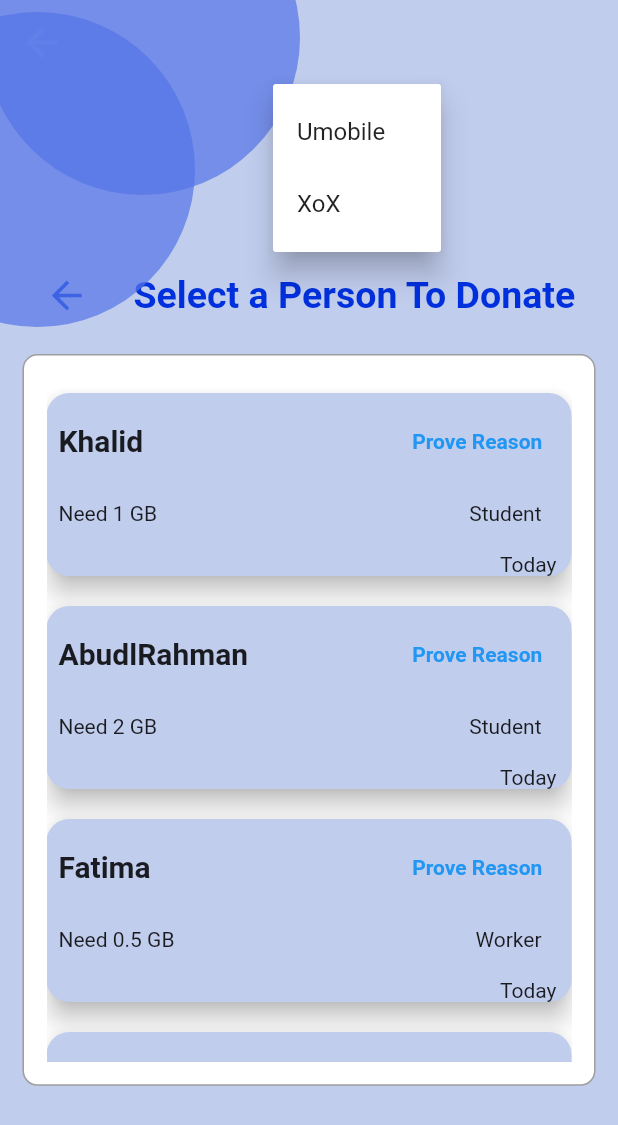
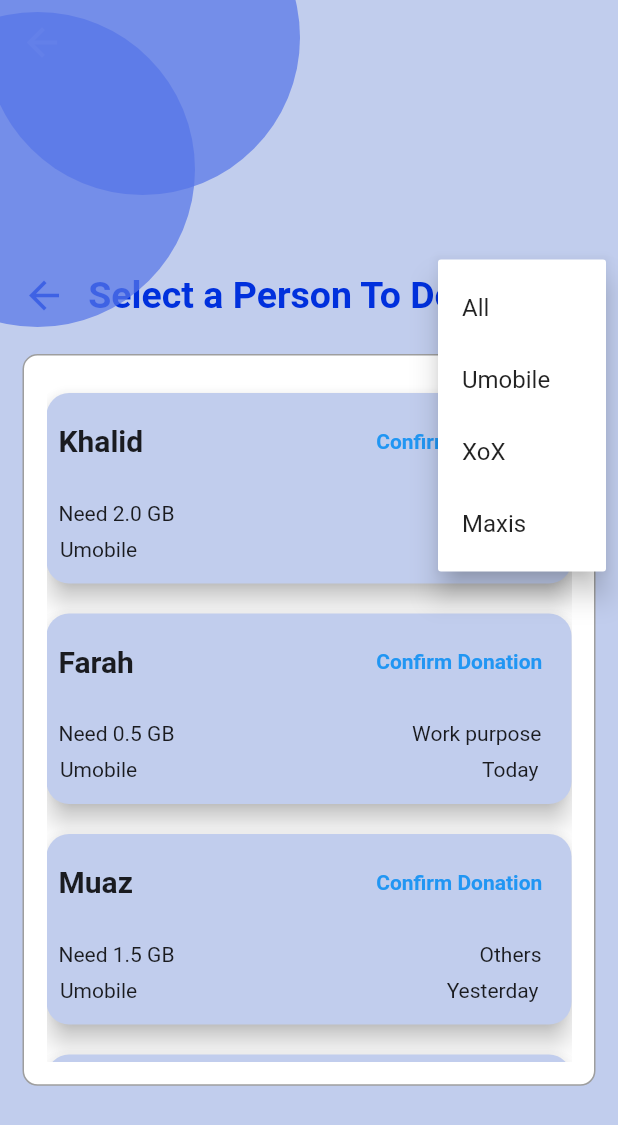
Before and after one commit to bakhadher852/Date_Alkhair_FYP, a Flutter app: the DonatePage screen opened by its route, after a tap on the "more vert" icon, on a phone screen of 412 x 824 dp. Shown: the top 1125 px of the screen. Run offline on Flutter 3.47's test engine with Material 2 defaults, Android fonts, the phone set to English and light mode, and no system bars; network calls fail.

Commit message:
new feature added

```diff
--- /dev/null
+++ b/lib/model/person.dart
@@ -0,0 +1,16 @@
+class Person {
+  late final String company;
+  final String name;
+  final String Reason;
+  final double GB;
+  final String date;
+
+  Person(
+      {required this.company,
+      required this.name,
+      required this.Reason,
+      required this.GB,
+      required this.date});
+}
+
+// --------------------------------------------------------------------
--- a/lib/screen/Home_page.dart
+++ b/lib/screen/Home_page.dart
@@ -118,7 +118,7 @@ class _HomePageState extends State<HomePage> {
                       onPressed: () {
                         Navigator.of(context).push(
                           MaterialPageRoute(
-                            builder: (context) => const DonatePage(),
+                            builder: (context) => DonatePage(),
                           ),
                         );
                       },
--- a/lib/screen/RequestPage.dart
+++ b/lib/screen/RequestPage.dart
@@ -9,15 +9,17 @@ class RequestPage extends StatefulWidget {
 }
 
 class _RequestPageState extends State<RequestPage> {
+  //Varibles has the value that user select
   double _currentSliderValue = 0;
-  var dropdownReasonValue;
+  String? dropdownReasonValue;
+  String? companyNameSelected;
   List<String> ReasonsList = [
-    'For study study',
+    'For study ',
     'Social media',
     'Work purpose',
     'Others'
   ];
-  List<String> CompanyName = [];
+  List<String> CompanyName = ['Umobile', 'Maxis', 'XoX'];
   @override
   Widget build(BuildContext context) {
     var AppbarHeight = AppBar().preferredSize.height;
@@ -146,7 +148,7 @@ class _RequestPageState extends State<RequestPage> {
                     elevation: 20,
                     icon: const Icon(Icons.arrow_drop_down_circle_outlined,
                         color: Color(0xff0030DD)),
-                    items: ReasonsList.map<DropdownMenuItem<String>>((value) {
+                    items: CompanyName.map<DropdownMenuItem<String>>((value) {
                       return DropdownMenuItem<String>(
                         value: value,
                         child: Padding(
@@ -161,7 +163,7 @@ class _RequestPageState extends State<RequestPage> {
                     }).toList(),
                     onChanged: (value) {
                       setState(() {
-                        dropdownReasonValue = value!;
+                        companyNameSelected = value!;
                       });
                     },
                   ),
--- a/lib/screen/donatePage.dart
+++ b/lib/screen/donatePage.dart
@@ -1,11 +1,10 @@
+// ignore_for_file: public_member_api_docs, sort_constructors_first
 // ignore_for_file: prefer_const_literals_to_create_immutables, non_constant_identifier_names
 
+import 'package:date_alkhair/screen/donatePageGrid.dart';
 import 'package:flutter/material.dart';
 
-enum FilterOptions {
-  Umobile,
-  XoX,
-}
+enum FilterOptions { All, Umobile, XoX, Maxis }
 
 class DonatePage extends StatefulWidget {
   static const routeName = '/DonatePage';
@@ -16,8 +15,170 @@ class DonatePage extends StatefulWidget {
 }
 
 class _DonatePageState extends State<DonatePage> {
+  List pepolListFiltered = [];
+  final List pepolList = [
+    {
+      'company': 'Umobile',
+      'name': 'Khalid',
+      'Reason': 'For study',
+      'GB': 2.0,
+      'date': 'Today'
+    },
+    {
+      'company': 'Umobile',
+      'name': 'Farah ',
+      'Reason': 'Work purpose',
+      'GB': 0.5,
+      'date': 'Today'
+    },
+    {
+      'company': 'Umobile',
+      'name': 'Muaz ',
+      'Reason': 'Others',
+      'GB': 1.5,
+      'date': 'Yesterday'
+    },
+    {
+      'company': 'Umobile',
+      'name': 'Jalal ',
+      'Reason': 'Others',
+      'GB': 1.0,
+      'date': 'Yesterday'
+    },
+    {
+      'company': 'Maxis',
+      'name': 'name:Hajar ',
+      'Reason': 'For study',
+      'GB': 1.0,
+      'date': 'Today'
+    },
+    {
+      'company': 'Maxis',
+      'name': 'Murad ',
+      'Reason': 'Social media',
+      'GB': 0.5,
+      'date': 'Today'
+    },
+    {
+      'company': 'Maxis',
+      'name': 'Husna ',
+      'Reason': 'Others',
+      'GB': 1.0,
+      'date': 'Yesterday'
+    },
+    {
+      'company': 'Maxis',
+      'name': 'Marwan ',
+      'Reason': 'Work purpose',
+      'GB': 1.0,
+      'date': 'Today'
+    },
+    {
+      'company': 'XoX',
+      'name': 'Iffat ',
+      'Reason': 'For study',
+      'GB': 2.0,
+      'date': 'Today'
+    },
+  ];
+  bool showAllPepol = false;
+  bool showUmobileOnlyPepol = false;
+  bool showMaxisOnlyPepol = false;
+  bool showXoXOnlyPepol = false;
+
+  @override
+  //in the begining the pepolListFiltered = pepolList;
+  void initState() {
+    pepolListFiltered = pepolList;
+    super.initState();
+  }
+
+  // ---------------------------------------------
+  void showAllPepolTrueSetter() {
+    setState(() {
+      showUmobileOnlyPepol = false;
+      showMaxisOnlyPepol = false;
+      showXoXOnlyPepol = false;
+      showAllPepol = true;
+    });
+  }
+
+  void showUmobileOnlyPepolTrueSetter() {
+    setState(() {
+      showAllPepol = false;
+      showMaxisOnlyPepol = false;
+      showXoXOnlyPepol = false;
+      showUmobileOnlyPepol = true;
+    });
+  }
+
+  void showMaxisOnlyPepolTrueSetter() {
+    setState(() {
+      showAllPepol = false;
+      showUmobileOnlyPepol = false;
+      showXoXOnlyPepol = false;
+      showMaxisOnlyPepol = true;
+    });
+  }
+
+  void showXoXOnlyPepolTrueSetter() {
+    setState(() {
+      showAllPepol = false;
+      showUmobileOnlyPepol = false;
+      showMaxisOnlyPepol = false;
+      showXoXOnlyPepol = true;
+    });
+  }
+
+  // ----------------------------------------
+  //this list to return the person base on the fillter
+
   @override
   Widget build(BuildContext context) {
+    var UmobileList =
+        pepolList.where((element) => element['company'] == 'Umobile').toList();
+    var MaxisList =
+        pepolList.where((element) => element['company'] == 'Maxis').toList();
+    var XoXList =
+        pepolList.where((element) => element['company'] == 'XoX').toList();
+
+    void filteredPepol() {
+      if (showAllPepol) {
+        setState(() {
+          pepolListFiltered = pepolList;
+        });
+      } else if (showUmobileOnlyPepol) {
+        setState(() {
+          pepolListFiltered = UmobileList;
+        });
+      } else if (showMaxisOnlyPepol) {
+        setState(() {
+          pepolListFiltered = MaxisList;
+        });
+      } else if (showXoXOnlyPepol) {
+        setState(() {
+          pepolListFiltered = XoXList;
+        });
+      }
+    }
+
+    print('------------rebuild-----------------------');
+    print('UmobileList=======');
+    print(UmobileList);
+    print('MaxisList========');
+    print(MaxisList);
+    print('XoXList========');
+    print(XoXList);
+    print('======================bool==================');
+    print('showAllPepol');
+    print(showAllPepol);
+    print('showUmobileOnlyPepol');
+    print(showUmobileOnlyPepol);
+    print('showMaxisOnlyPepol');
+    print(showMaxisOnlyPepol);
+    print('showXoXOnlyPepol');
+    print(showXoXOnlyPepol);
+
     var AppbarHeight = AppBar().preferredSize.height;
     final height = MediaQuery.of(context).size.height;
     final width = MediaQuery.of(context).size.width;
@@ -31,33 +192,6 @@ class _DonatePageState extends State<DonatePage> {
           children: [
             SizedBox(
               height: height * 0.21 - AppbarHeight,
-              child: Container(
-                //Fillter for sim company
-                child: PopupMenuButton(
-                  onSelected: (FilterOptions selectedValue) {
-                    setState(() {
-                      if (selectedValue == FilterOptions.Umobile) {
-                        // _showOnlyFavorites = true;
-                      } else {
-                        // _showOnlyFavorites = false;
-                      }
-                    });
-                  },
-                  icon: const Icon(
-                    Icons.more_vert,
-                  ),
-                  itemBuilder: (_) => [
-                    const PopupMenuItem(
-                      value: FilterOptions.Umobile,
-                      child: Text('Umobile'),
-                    ),
-                    const PopupMenuItem(
-                      value: FilterOptions.XoX,
-                      child: Text('XoX'),
-                    ),
-                  ],
-                ),
-              ),
             ),
             Container(
               color: const Color(0xffC1CDED),
@@ -76,7 +210,7 @@ class _DonatePageState extends State<DonatePage> {
                         },
                       ),
                       const Padding(
-                        padding: EdgeInsets.only(right: 8.0),
+                        padding: EdgeInsets.only(right: 0.0),
                         child: Text(
                           'Select a Person To Donate',
                           style: TextStyle(
@@ -85,7 +219,55 @@ class _DonatePageState extends State<DonatePage> {
                             color: Color(0xff0030DD),
                           ),
                         ),
-                      )
+                      ),
+                      PopupMenuButton(
+                        onSelected: (FilterOptions selectedValue) {
+                          setState(() {
+                            if (selectedValue == FilterOptions.All) {
+                              // _showOnlyFavorites = true;
+                              showAllPepolTrueSetter();
+                              filteredPepol();
+                            }
+                            if (selectedValue == FilterOptions.Umobile) {
+                              // _showOnlyFavorites = true;
+                              showUmobileOnlyPepolTrueSetter();
+                              filteredPepol();
+                            }
+                            if (selectedValue == FilterOptions.XoX) {
+                              // _showOnlyFavorites = true;
+                              showXoXOnlyPepolTrueSetter();
+                              filteredPepol();
+                            }
+                            if (selectedValue == FilterOptions.Maxis) {
+                              // _showOnlyFavorites = true;
+                              showMaxisOnlyPepolTrueSetter();
+                              filteredPepol();
+                            }
+                          });
+                        },
+                        icon: const Icon(
+                          Icons.more_vert,
+                          color: Color(0xff0030DD),
+                        ),
+                        itemBuilder: (_) => [
+                          const PopupMenuItem(
+                            value: FilterOptions.All,
+                            child: Text('All'),
+                          ),
+                          const PopupMenuItem(
+                            value: FilterOptions.Umobile,
+                            child: Text('Umobile'),
+                          ),
+                          const PopupMenuItem(
+                            value: FilterOptions.XoX,
+                            child: Text('XoX'),
+                          ),
+                          const PopupMenuItem(
+                            value: FilterOptions.Maxis,
+                            child: Text('Maxis'),
+                          ),
+                        ],
+                      ),
                     ],
                   ),
                   Container(
@@ -100,28 +282,14 @@ class _DonatePageState extends State<DonatePage> {
                     padding: const EdgeInsetsDirectional.all(15),
                     height: height * 0.66 - AppbarHeight,
                     width: width * 0.90,
-                    child: ListView(children: [
-                      const SelectPersonCart(
-                          name: 'Khalid',
-                          GB: 'Need 1 GB',
-                          Occupation: 'Student',
-                          date: 'Today'),
-                      const SelectPersonCart(
-                          name: 'AbudlRahman',
-                          GB: 'Need 2 GB',
-                          Occupation: 'Student',
-                          date: 'Today'),
-                      const SelectPersonCart(
-                          name: 'Fatima',
-                          GB: 'Need 0.5 GB',
-                          Occupation: 'Worker',
-                          date: 'Today'),
-                      const SelectPersonCart(
-                          name: 'Layla',
-                          GB: 'Need 2 GB',
-                          Occupation: 'Driver',
-                          date: 'Yesterday')
-                    ]),
+                    child: ListView.builder(
+                        itemBuilder: (context, i) => donatePageGrid(
+                            Reason: pepolListFiltered[i]['Reason'],
+                            company: pepolListFiltered[i]['company'],
+                            date: pepolListFiltered[i]['date'],
+                            name: pepolListFiltered[i]['name'],
+                            GB: pepolListFiltered[i]['GB']),
+                        itemCount: pepolListFiltered.length),
                   ),
                 ],
               ),
@@ -163,88 +331,3 @@ class _DonatePageState extends State<DonatePage> {
     ]);
   }
 }
-
-class SelectPersonCart extends StatelessWidget {
-  const SelectPersonCart({
-    super.key,
-    required this.name,
-    required this.GB,
-    required this.Occupation,
-    required this.date,
-  });
-  final String name;
-  final String GB;
-  final String Occupation;
-  final String date;
-  @override
-  Widget build(BuildContext context) {
-    return Card(
-        shape: RoundedRectangleBorder(borderRadius: BorderRadius.circular(15)),
-        elevation: 7,
-        margin: const EdgeInsets.only(top: 10, bottom: 10),
-        color: Theme.of(context).canvasColor,
-        child: Column(
-          children: [
-            Padding(
-              padding: const EdgeInsets.all(8.0),
-              child: Row(
-                mainAxisAlignment: MainAxisAlignment.spaceBetween,
-                children: [
-                  Text(
-                    name,
-                    style: const TextStyle(
-                      fontSize: 20,
-                      fontWeight: FontWeight.bold,
-                    ),
-                  ),
-                  TextButton(
-                      onPressed: () {},
-                      child: const Text(
-                        'Prove Reason ',
-                        style: TextStyle(fontWeight: FontWeight.bold),
-                      ))
-                ],
-              ),
-            ),
-            Padding(
-              padding: const EdgeInsets.all(8.0),
-              child: Row(
-                mainAxisAlignment: MainAxisAlignment.spaceBetween,
-                children: [
-                  Text(GB),
-                  Container(
-                      margin: const EdgeInsets.only(
-                        right: 12,
-                      ),
-                      child: Text(Occupation))
-                ],
-              ),
-            ),
-            Container(
-              width: double.infinity,
-              margin: const EdgeInsets.only(right: 10, top: 10),
-              child: Text(
-                date,
-                textAlign: TextAlign.end,
-              ),
-            )
-          ],
-        ));
-  }
-}
-
-Widget ListViewBuilderBox(Widget child) {
-  return Container(
-      margin: const EdgeInsets.all(15),
-      decoration: BoxDecoration(
-        color: Colors.white,
-        border: Border.all(
-          color: Colors.grey,
-        ),
-        borderRadius: BorderRadius.circular(10),
-      ),
-      padding: const EdgeInsetsDirectional.all(10),
-      height: 150,
-      width: 300,
-      child: child);
-}
--- /dev/null
+++ b/lib/screen/donatePageGrid.dart
@@ -0,0 +1,130 @@
+import 'package:flutter/material.dart';
+
+class donatePageGrid extends StatefulWidget {
+  donatePageGrid({
+    Key? key,
+    required this.name,
+    required this.GB,
+    required this.Reason,
+    required this.date,
+    required this.company,
+  }) : super(key: key);
+  final String name;
+  final double GB;
+  final String Reason;
+  final String date;
+  final String company;
+
+  @override
+  State<donatePageGrid> createState() => _donatePageGridState();
+}
+
+class _donatePageGridState extends State<donatePageGrid> {
+  @override
+  Widget build(BuildContext context) {
+    return Card(
+        shape: RoundedRectangleBorder(borderRadius: BorderRadius.circular(15)),
+        elevation: 7,
+        margin: const EdgeInsets.only(top: 10, bottom: 10),
+        color: Theme.of(context).canvasColor,
+        child: Column(
+          children: [
+            Padding(
+              padding: const EdgeInsets.all(8.0),
+              child: Row(
+                mainAxisAlignment: MainAxisAlignment.spaceBetween,
+                children: [
+                  Text(
+                    widget.name,
+                    style: const TextStyle(
+                      fontSize: 20,
+                      fontWeight: FontWeight.bold,
+                    ),
+                  ),
+                  //show dialog to confirm Donation
+                  TextButton(
+                      onPressed: () {
+                        showDialog(
+                            context: context,
+                            builder: (_) => AlertDialog(
+                                  title: const Text('Confirm Donation'),
+                                  content: const Text('Did you Donate data ?'),
+                                  actions: [
+                                    TextButton(
+                                        onPressed: () {
+                                          ScaffoldMessenger.of(context)
+                                              .showSnackBar(SnackBar(
+                                                  content: Text(
+                                                      'Thank You for Donation...')));
+
+                                          Navigator.of(context).pop();
+                                        },
+                                        child: const Text('Yes')),
+                                    TextButton(
+                                        onPressed: () {
+                                          Navigator.of(context).pop();
+                                        },
+                                        child: const Text('No'))
+                                  ],
+                                ));
+                      },
+                      child: const Text(
+                        'Confirm Donation ',
+                        style: TextStyle(fontWeight: FontWeight.bold),
+                      ))
+                ],
+              ),
+            ),
+            Padding(
+              padding: const EdgeInsets.all(8.0),
+              child: Row(
+                mainAxisAlignment: MainAxisAlignment.spaceBetween,
+                children: [
+                  Text('Need ${widget.GB} GB'),
+                  Container(
+                      margin: const EdgeInsets.only(
+                        right: 12,
+                      ),
+                      child: Text(widget.Reason))
+                ],
+              ),
+            ),
+            Container(
+                margin: const EdgeInsets.only(right: 9, left: 9, bottom: 15),
+                width: double.infinity,
+                child: Row(
+                  mainAxisAlignment: MainAxisAlignment.spaceBetween,
+                  children: [
+                    Text(
+                      widget.company,
+                      textAlign: TextAlign.end,
+                    ),
+                    Padding(
+                      padding: const EdgeInsets.only(right: 13),
+                      child: Text(
+                        widget.date,
+                        textAlign: TextAlign.end,
+                      ),
+                    ),
+                  ],
+                ))
+          ],
+        ));
+  }
+}
+
+Widget ListViewBuilderBox(Widget child) {
+  return Container(
+      margin: const EdgeInsets.all(15),
+      decoration: BoxDecoration(
+        color: Colors.white,
+        border: Border.all(
+          color: Colors.grey,
+        ),
+        borderRadius: BorderRadius.circular(10),
+      ),
+      padding: const EdgeInsetsDirectional.all(10),
+      height: 150,
+      width: 300,
+      child: child);
+}
```
Also changed, not shown: lib/screen/donatePageConfirmDonation.dart (added, +49 -0 lines).
